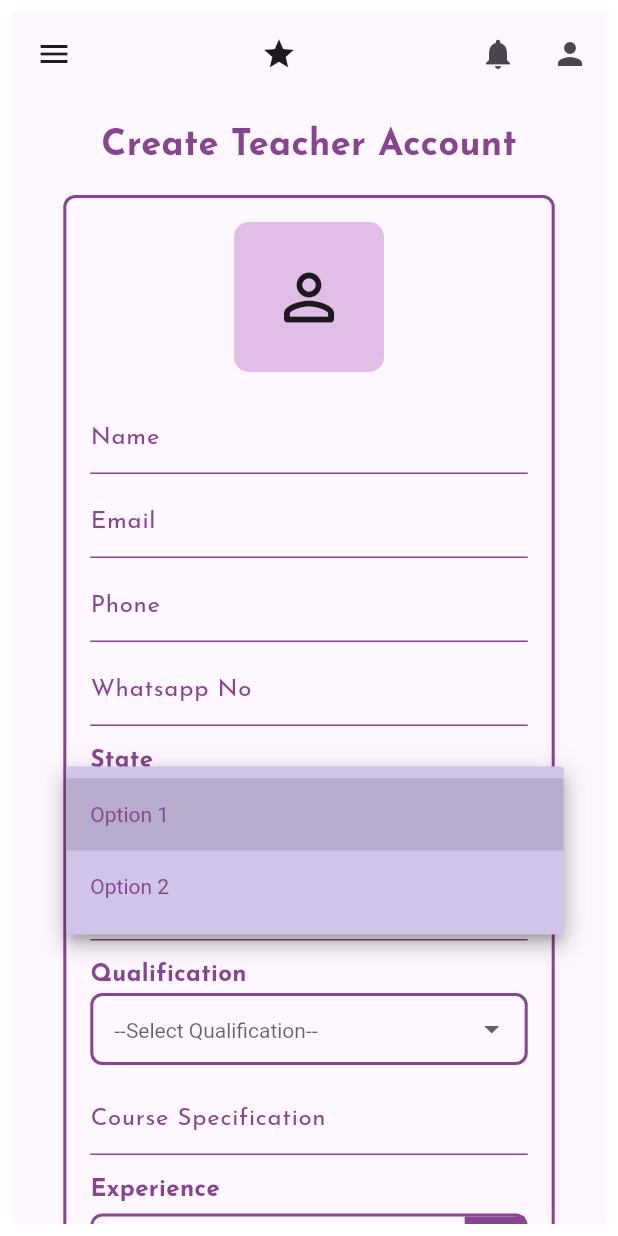
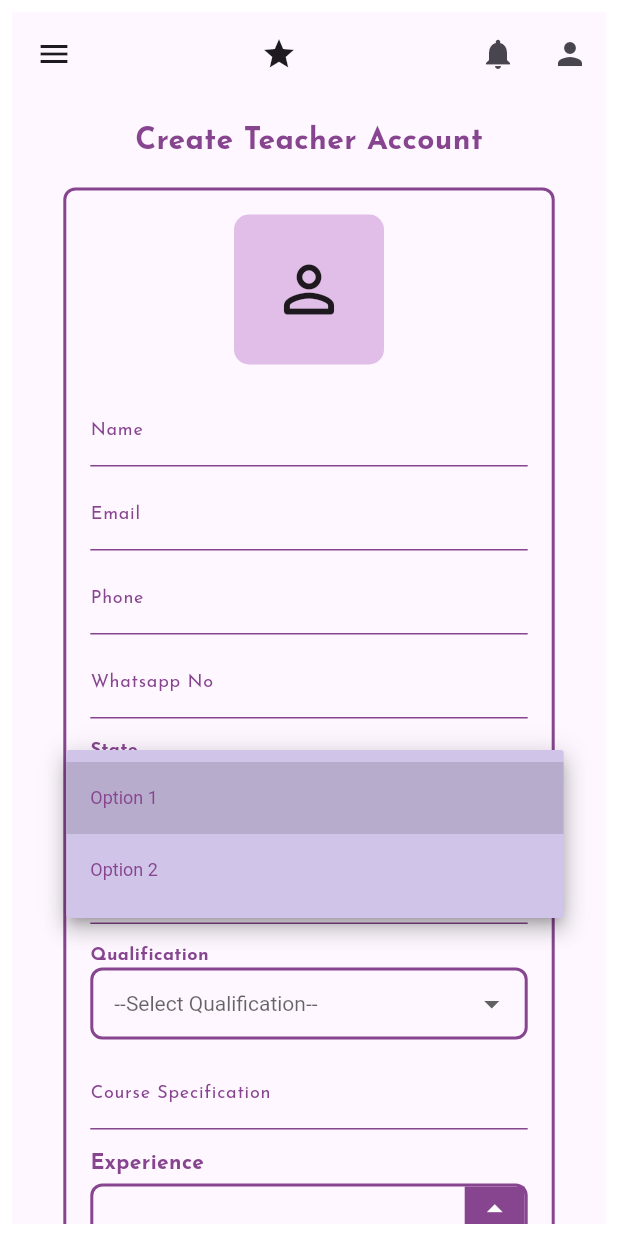
Before and after one commit to agnelgeo/create_forms, a Flutter app: the screen it shows after launch, after a tap on "--Select State--", on a phone screen of 412 x 824 dp. Run offline on Flutter 3.47's test engine with Material 3 defaults, Android fonts, the light colour scheme and no system bars.

Commit message:
minor code refactoring

```diff
--- /dev/null
+++ b/lib/components/colours.dart
@@ -0,0 +1,11 @@
+import 'package:flutter/material.dart';
+
+class AppColors {
+  static const Color primary = Color(0xFF874590);
+  static const Color secondary = Color(0xFFD1C4E9);
+  static const Color background = Color(0xFFFFFFFE);
+  static const Color button = Colors.orange; // Orange for buttons
+  static const Color footerBackground = Color(0xff00246B); // Dark blue for footer
+  static const Color textColor = Color(0xFF874590); // Same as primary for text
+  static const Color iconColor = Colors.white; // For white icons
+}
--- a/lib/components/custom_radio_button.dart
+++ b/lib/components/custom_radio_button.dart
@@ -1,3 +1,5 @@
+import 'package:albedo/components/colours.dart';
+import 'package:albedo/components/text_sizes.dart';
 import 'package:flutter/material.dart';
 
 class CustomRadioButton extends StatelessWidget {
@@ -13,6 +15,7 @@
 
   @override
   Widget build(BuildContext context) {
+
     return Expanded(
       child: Row(
         children: [
@@ -24,10 +27,10 @@
               decoration: BoxDecoration(
                 shape: BoxShape.circle,
                 border: Border.all(
-                  color: Color(0xFF874590),
+                  color: AppColors.primary,
                   width: 2.0,
                 ),
-                color: isSelected ? Color(0xFF874590) : Colors.transparent,
+                color: isSelected ? AppColors.primary : Colors.transparent,
               ),
               child: isSelected
                   ? Center(
@@ -47,7 +50,8 @@
           Text(
             title,
             style: TextStyle(
-              color: Color(0xFF874590),
+              fontSize: TextSizes.bodyTextSize(context),
+              color: AppColors.primary,
             ),
           ),
         ],
--- a/lib/components/custom_text_field.dart
+++ b/lib/components/custom_text_field.dart
@@ -1,4 +1,6 @@
 
+import 'package:albedo/components/colours.dart';
+import 'package:albedo/components/text_sizes.dart';
 import 'package:flutter/material.dart';
 import 'package:flutter/services.dart';
 
@@ -33,18 +35,18 @@
         decoration: InputDecoration(
           labelText: label,
           labelStyle: TextStyle(
-            color: Color(0xFF874590),
+            color: AppColors.primary,fontSize: TextSizes.bodyTextSize(context),
           ),
           contentPadding: EdgeInsets.only(bottom: 2.0),
           border: UnderlineInputBorder(),
           enabledBorder: UnderlineInputBorder(
             borderSide: BorderSide(
-              color: Color(0xFF874590),
+              color: AppColors.primary,
             ),
           ),
           focusedBorder: UnderlineInputBorder(
             borderSide: BorderSide(
-              color: Color(0xFF874590),
+              color: AppColors.primary,
               width: 2.0,
             ),
           ),
--- a/lib/components/selectable_button.dart
+++ b/lib/components/selectable_button.dart
@@ -1,3 +1,4 @@
+import 'package:albedo/components/colours.dart';
 import 'package:flutter/material.dart';
 
 class SelectableButton extends StatefulWidget {
@@ -39,7 +40,7 @@
         height: widget.height,
         padding: EdgeInsets.symmetric(vertical: widget.height * 0.1),
         decoration: BoxDecoration(
-          color: _isSelected ? Color(0xFF6A1B9A) : Color(0xFFD1C4E9),
+          color: _isSelected ? Color(0xFF6A1B9A) : AppColors.secondary,
           borderRadius: BorderRadius.circular(widget.height * 0.4),
         ),
         child: Row(
--- /dev/null
+++ b/lib/components/text_sizes.dart
@@ -0,0 +1,32 @@
+import 'package:flutter/material.dart';
+
+class TextSizes {
+  // Text sizes for Tablet and Desktop
+  static const double headingTabletDesktop = 24.0;
+  static const double subheadingTabletDesktop = 16.0;
+  static const double bodyTextTabletDesktop = 14.0;
+
+  // Text sizes for Mobile
+  static const double headingMobile = 20.0;
+  static const double subheadingMobile = 14.0;
+  static const double bodyTextMobile = 12.0;
+
+  // Function to get appropriate text size based on screen width
+  static double headingSize(BuildContext context) {
+    return MediaQuery.of(context).size.width < 600
+        ? headingMobile
+        : headingTabletDesktop;
+  }
+
+  static double subheadingSize(BuildContext context) {
+    return MediaQuery.of(context).size.width < 600
+        ? subheadingMobile
+        : subheadingTabletDesktop;
+  }
+
+  static double bodyTextSize(BuildContext context) {
+    return MediaQuery.of(context).size.width < 600
+        ? bodyTextMobile
+        : bodyTextTabletDesktop;
+  }
+}
--- a/lib/screens/create_teacher.dart
+++ b/lib/screens/create_teacher.dart
@@ -1,4 +1,6 @@
+import 'package:albedo/components/colours.dart';
 import 'package:albedo/components/custom_radio_button.dart';
+import 'package:albedo/components/text_sizes.dart';
 import 'package:flutter/material.dart';
 import 'package:flutter/services.dart';
 import 'package:albedo/components/custom_text_field.dart';
@@ -39,10 +41,10 @@
             begin: Alignment.centerLeft,
             end: Alignment.centerRight,
             colors: [
-              Color(0xFFD1C4E9),
-              Color(0xFFFFFFFE),
-              Color(0xFFFFFFFE),
-              Color(0xFFD1C4E9),
+              AppColors.secondary,
+              AppColors.background,
+              AppColors.background,
+              AppColors.secondary,
             ],
             stops: [
               0.0,
@@ -94,12 +96,12 @@
           crossAxisAlignment: CrossAxisAlignment.center,
           mainAxisAlignment: MainAxisAlignment.spaceBetween,
           children: [
-            const Text(
+             Text(
               'Create Teacher Account',
               style: TextStyle(
-                fontSize: 24.0,
+                fontSize: TextSizes.headingSize(context),
                 fontWeight: FontWeight.bold,
-                color: Color(0xFF874590),
+                color: AppColors.textColor,
               ),
             ),
             const SizedBox(height: 16),
@@ -109,7 +111,7 @@
                 padding: const EdgeInsets.all(16.0),
                 decoration: BoxDecoration(
                   border: Border.all(
-                    color: const Color(0xFF874590),
+                    color: AppColors.primary,
                     width: 2.0,
                   ),
                   borderRadius: BorderRadius.circular(8.0),
@@ -136,11 +138,11 @@
                     ElevatedButton(
                       onPressed: () {},
                       style: ElevatedButton.styleFrom(
-                          backgroundColor: Colors.orange),
-                      child: const Text(
+                          backgroundColor: AppColors.button),
+                      child:  Text(
                         'Create Account',
                         style: TextStyle(
-                          color: Colors.white,
+                          color: Colors.white,fontSize: TextSizes.subheadingSize(context),
                         ),
                       ),
                     ),
@@ -164,12 +166,12 @@
           crossAxisAlignment: CrossAxisAlignment.center,
           mainAxisAlignment: MainAxisAlignment.spaceBetween,
           children: [
-            const Text(
+            Text(
               'Create Teacher Account',
               style: TextStyle(
-                fontSize: 24.0,
+                fontSize: TextSizes.headingSize(context),
                 fontWeight: FontWeight.bold,
-                color: Color(0xFF874590),
+                color: AppColors.textColor,
               ),
             ),
             const SizedBox(height: 16),
@@ -179,7 +181,7 @@
                 padding: const EdgeInsets.all(16.0),
                 decoration: BoxDecoration(
                   border: Border.all(
-                    color: const Color(0xFF874590),
+                    color: AppColors.primary,
                   ),
                   borderRadius: BorderRadius.circular(8.0),
                 ),
@@ -205,7 +207,12 @@
                       onPressed: () {},
                       style: ElevatedButton.styleFrom(
                           backgroundColor: Colors.orange),
-                      child: const Text('Create Account'),
+                      child: Text(
+                        'Create Account',
+                        style: TextStyle(
+                          fontSize: TextSizes.bodyTextSize(context),
+                        ),
+                      ),
                     ),
                   ],
                 ),
@@ -235,6 +242,7 @@
         _buildExperienceField(context),
         const CustomTextField(label: 'Company Name Previous Worked'),
         _buildSelectionBoxes(label: 'Preferred Class'),
+        SizedBox(height: 5,),
         _buildSelectionBoxes(label: 'Preferred Subject'),
         _buildDropdownField(context,
             label: 'Syllabus', hintText: '--Select Syllabus--'),
@@ -259,57 +267,66 @@
         children: [
           Text(
             label,
-            style: const TextStyle(
-              color: Color(0xFF874590),
+            style: TextStyle(
+              color: AppColors.textColor,
               fontWeight: FontWeight.bold,
-              fontSize: 16.0,
+              fontSize: TextSizes.bodyTextSize(context),
             ),
           ),
           Theme(
             data: Theme.of(context).copyWith(
-              canvasColor: const Color(0xFFD1C4E9),
+              canvasColor: AppColors.secondary,
             ),
             child: DropdownButtonFormField<String>(
               decoration: InputDecoration(
                 hintText: hintText,
-                hintStyle: const TextStyle(
-                  color: Color(0xFF874590),
+                hintStyle:  TextStyle(
+                  color: AppColors.textColor,
+                  fontSize: TextSizes.bodyTextSize(context),
                 ),
                 border: OutlineInputBorder(
                   borderRadius: BorderRadius.circular(8.0),
                   borderSide: const BorderSide(
-                    color: Color(0xFF874590),
+                    color: AppColors.primary,
                     width: 2.0,
                   ),
                 ),
                 enabledBorder: OutlineInputBorder(
                   borderRadius: BorderRadius.circular(8.0),
                   borderSide: const BorderSide(
-                    color: Color(0xFF874590),
+                    color: AppColors.primary,
                     width: 2.0,
                   ),
                 ),
                 focusedBorder: OutlineInputBorder(
                   borderRadius: BorderRadius.circular(8.0),
                   borderSide: const BorderSide(
-                    color: Color(0xFF874590),
+                    color: AppColors.primary,
                     width: 2.0,
                   ),
                 ),
                 contentPadding: const EdgeInsets.symmetric(horizontal: 12.0),
               ),
-              dropdownColor: const Color(0xFFD1C4E9),
+              dropdownColor: AppColors.secondary,
               style: const TextStyle(
-                color: Color(0xFF874590),
+                color: AppColors.textColor,
               ),
-              items: const [
+              items: [
                 DropdownMenuItem(
                   value: 'option1',
-                  child: Text('Option 1'),
+                  child: Text(
+                    'Option 1',
+                    style: TextStyle(
+                      fontSize: TextSizes.bodyTextSize(context),
+                    ),
+                  ),
                 ),
                 DropdownMenuItem(
                   value: 'option2',
-                  child: Text('Option 2'),
+                  child: Text('Option 2',
+                      style: TextStyle(
+                        fontSize: TextSizes.bodyTextSize(context),
+                      )),
                 ),
               ],
               onChanged: (value) {},
@@ -330,9 +347,9 @@
           children: [
             Text(
               label,
-              style: const TextStyle(
-                color: Color(0xFF874590),
-                fontSize: 16.0,
+              style:  TextStyle(
+                color: AppColors.textColor,
+                fontSize:  TextSizes.bodyTextSize(context),
                 fontWeight: FontWeight.bold,
               ),
             ),
@@ -412,11 +429,11 @@
       child: Column(
         crossAxisAlignment: CrossAxisAlignment.start,
         children: [
-          const Text(
+           Text(
             'Experience',
             style: TextStyle(
-              color: Color(0xFF874590),
-              fontSize: 16.0,
+              color: AppColors.textColor,
+              fontSize:  TextSizes.subheadingSize(context),
               fontWeight: FontWeight.bold,
             ),
           ),
@@ -427,7 +444,7 @@
                 child: Container(
                   decoration: BoxDecoration(
                     border: Border.all(
-                      color: const Color(0xFF874590),
+                      color: AppColors.primary,
                       width: 2.0,
                     ),
                     borderRadius: BorderRadius.circular(8.0),
@@ -462,7 +479,7 @@
                         width: 40,
                         height: 60,
                         decoration: const BoxDecoration(
-                          color: Color(0xFF874590),
+                          color: AppColors.primary,
                         ),
                         child: Column(
                           children: [
@@ -502,11 +519,11 @@
       child: Column(
         crossAxisAlignment: CrossAxisAlignment.start,
         children: [
-          const Text(
+           Text(
             'Preferred Mode',
             style: TextStyle(
-              color: Color(0xFF874590),
-              fontSize: 16.0,
+              color: AppColors.textColor,
+              fontSize:TextSizes.bodyTextSize(context),
               fontWeight: FontWeight.bold,
             ),
           ),
@@ -546,9 +563,9 @@
         children: [
           Text(
             label,
-            style: const TextStyle(
-              color: Color(0xFF874590),
-              fontSize: 16.0,
+            style:  TextStyle(
+              color: AppColors.textColor,
+              fontSize: TextSizes.bodyTextSize(context),
               fontWeight: FontWeight.bold,
             ),
           ),
@@ -556,7 +573,7 @@
           Container(
             decoration: BoxDecoration(
               border: Border.all(
-                color: const Color(0xFF874590),
+                color: AppColors.primary,
                 width: 2.0,
               ),
               borderRadius: BorderRadius.circular(8.0),
@@ -565,7 +582,7 @@
               children: [
                 Container(
                   decoration: const BoxDecoration(
-                    color: Color(0xFF874590),
+                    color: AppColors.primary,
                   ),
                   child: TextButton(
                     onPressed: () {
@@ -573,25 +590,26 @@
                     },
                     style: TextButton.styleFrom(
                       foregroundColor: Colors.white,
-                      backgroundColor: const Color(0xFF874590),
+                      backgroundColor: AppColors.primary,
                       padding: const EdgeInsets.symmetric(horizontal: 12.0),
                       minimumSize: const Size(120, 60),
                     ),
-                    child: const Text(
+                    child:  Text(
                       'Choose File',
                       style: TextStyle(
                         color: Colors.white,
-                        fontSize: 16.0,
+                        fontSize: TextSizes.bodyTextSize(context),
                       ),
                     ),
                   ),
                 ),
-                const Expanded(
+                 Expanded(
                   child: TextField(
                     decoration: InputDecoration(
                       hintText: 'No file chosen',
                       hintStyle: TextStyle(
-                        color: Color(0xFF874590),
+                        color: AppColors.textColor,
+                        fontSize: TextSizes.bodyTextSize(context),
                       ),
                       border: InputBorder.none,
                       contentPadding: EdgeInsets.symmetric(horizontal: 16.0),
@@ -611,11 +629,12 @@
     return Container(
       padding: const EdgeInsets.all(8.0),
       width: double.infinity,
-      color: const Color(0xff00246B),
-      child: const Text(
+      color: AppColors.footerBackground,
+      child:  Text(
         'All Copyright Reserved @ albedo©2024',
         textAlign: TextAlign.center,
-        style: TextStyle(color: Colors.white),
+        style: TextStyle(color: Colors.white,fontSize: TextSizes.bodyTextSize(context),),
+
       ),
     );
   }
```
